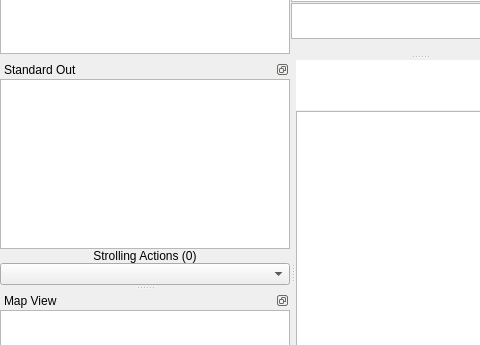
AndrewReynen/Lazylyst, file MainWindow.ui: the form before one commit; both pictures show x 0 to 480 and y 90 to 435 of the 839 by 573 pixel window.
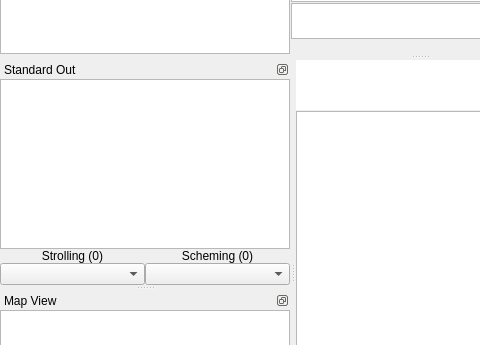
The form after the commit. Custom widgets are drawn as their Qt base class.

```diff
--- a/MainWindow.ui
+++ b/MainWindow.ui
@@ -119,7 +119,7 @@
    <property name="minimumSize">
     <size>
      <width>290</width>
-     <height>147</height>
+     <height>179</height>
     </size>
    </property>
    <property name="maximumSize">
@@ -156,21 +156,42 @@
       </widget>
      </item>
      <item>
+      <layout class="QGridLayout" name="textOutGridLayout">
+       <item row="0" column="0">
       <widget class="QLabel" name="strollingLabel">
        <property name="text">
-        <string>Strolling Actions (0)</string>
+          <string>Strolling (0)</string>
        </property>
        <property name="alignment">
         <set>Qt::AlignCenter</set>
        </property>
       </widget>
      </item>
-     <item>
+       <item row="1" column="0">
       <widget class="QComboBox" name="strollComboBox">
        <property name="insertPolicy">
         <enum>QComboBox::InsertAlphabetically</enum>
        </property>
       </widget>
+       </item>
+       <item row="0" column="1">
+        <widget class="QLabel" name="schemingLabel">
+         <property name="text">
+          <string>Scheming (0)</string>
+         </property>
+         <property name="alignment">
+          <set>Qt::AlignCenter</set>
+         </property>
+        </widget>
+       </item>
+       <item row="1" column="1">
+        <widget class="QComboBox" name="schemeComboBox">
+         <property name="insertPolicy">
+          <enum>QComboBox::InsertAlphabetically</enum>
+         </property>
+        </widget>
+       </item>
+      </layout>
      </item>
     </layout>
    </widget>
```
Left out of the diff: 2 changed lines with no effect on the pictures. Lines whose indentation alone changed are shown as unchanged.
